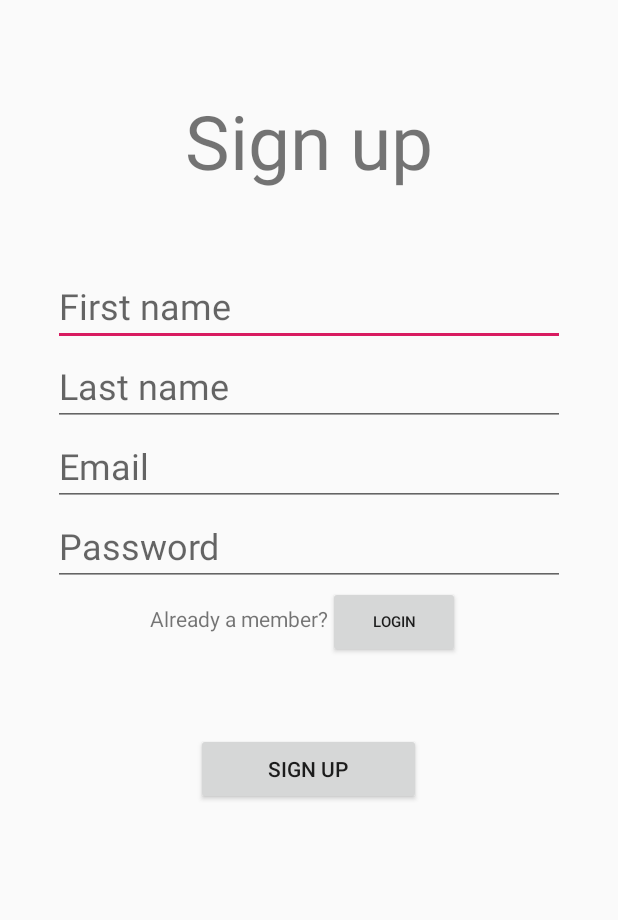
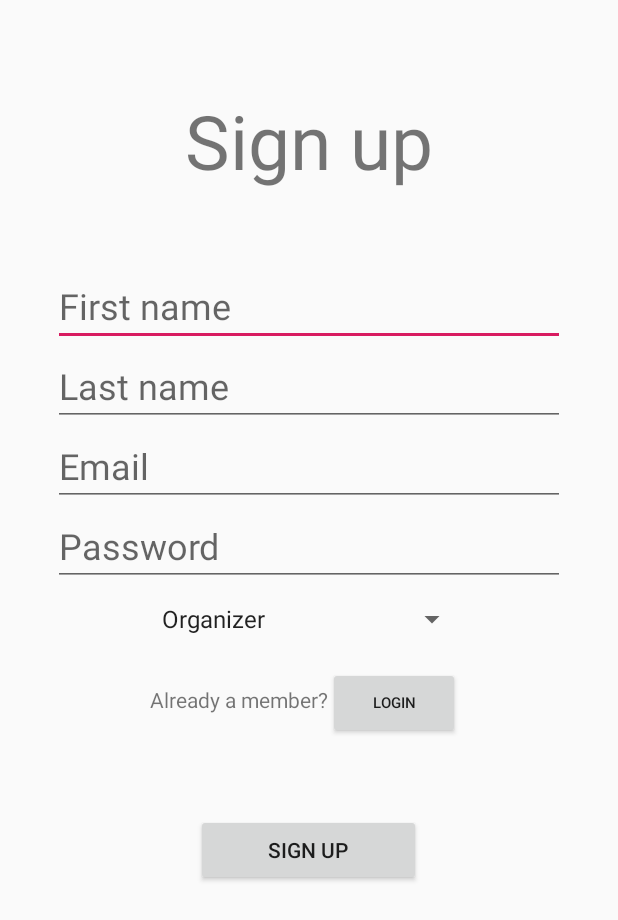
Before and after one commit to NancyLi0637/Conference-App, an Android app: the SignUpActivity screen opened directly, with no data from a screen before it, on a phone screen of 412 x 824 dp. Shown: the top 920 px of the screen. Run offline under Robolectric (Android 15) with nearby library versions, the phone set to English and light mode, and no system bars.

Commit message:
Create a Spinner in activity_signup.xml to allow User to specify their role when at Sign-Up

```diff
--- a/app/src/main/res/layout/activity_signup.xml
+++ b/app/src/main/res/layout/activity_signup.xml
@@ -52,10 +52,21 @@
         android:hint="@string/password"
         android:textSize="24sp"/>
 
+    <Spinner
+        android:id="@+id/userType"
+        android:entries = "@array/user_types"
+        android:layout_width="match_parent"
+        android:layout_height="wrap_content"
+        android:layout_gravity="center_vertical"
+        android:layout_marginTop="10dp"
+        android:layout_marginLeft="100dp"
+        android:layout_marginRight="100dp"/>
+
     <LinearLayout
         android:orientation="horizontal"
         android:layout_width="match_parent"
-        android:layout_height="wrap_content">
+        android:layout_height="wrap_content"
+        android:layout_marginTop="20dp">
 
         <TextView
             android:layout_width="wrap_content"
--- a/app/src/main/res/values/strings.xml
+++ b/app/src/main/res/values/strings.xml
@@ -2,6 +2,14 @@
     <string name="app_name">207_demo</string>
     <string name="email">Email</string>
     <string name="password">Password</string>
+
+    <string-array name="user_types">
+        <item>Organizer</item>
+        <item>Attendee</item>
+        <item>Speaker</item>
+        <item>VIPUser</item>
+    </string-array>
+
     <string name="signUp">Sign up</string>
     <string name="login">Login</string>
     <string name="signOut">Sign out</string>
```
